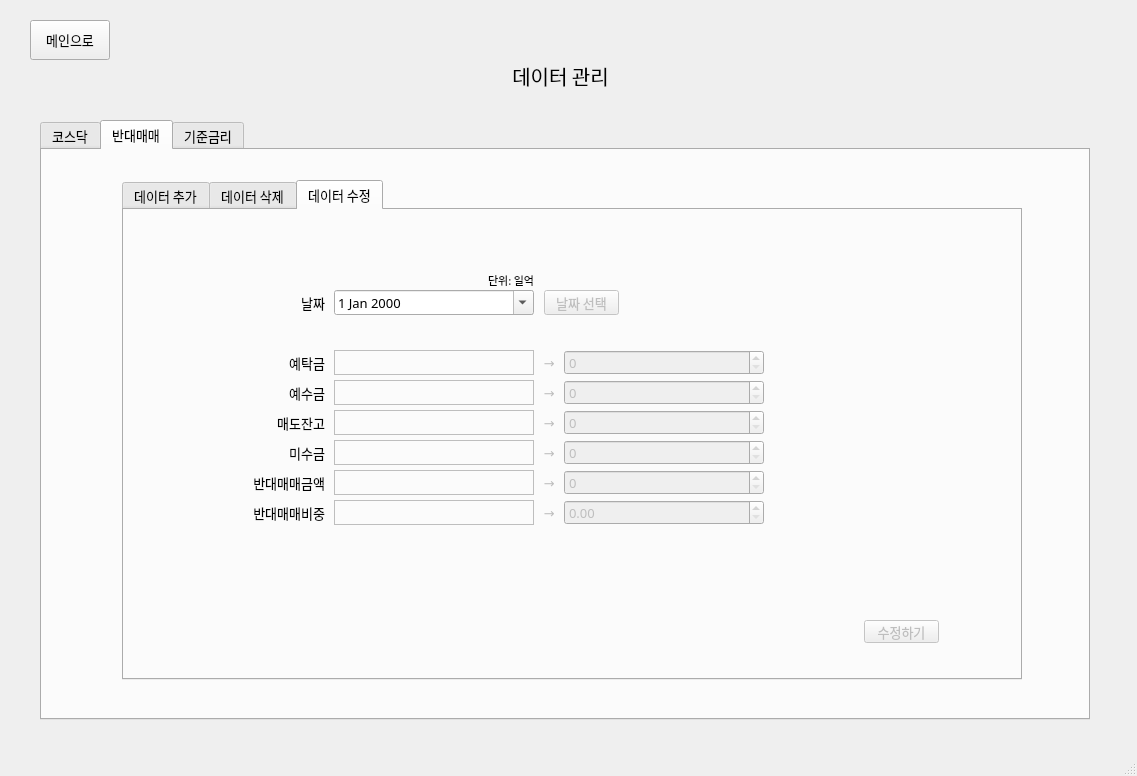
Qt form main.ui (syarin03/kosdaq) before a commit.
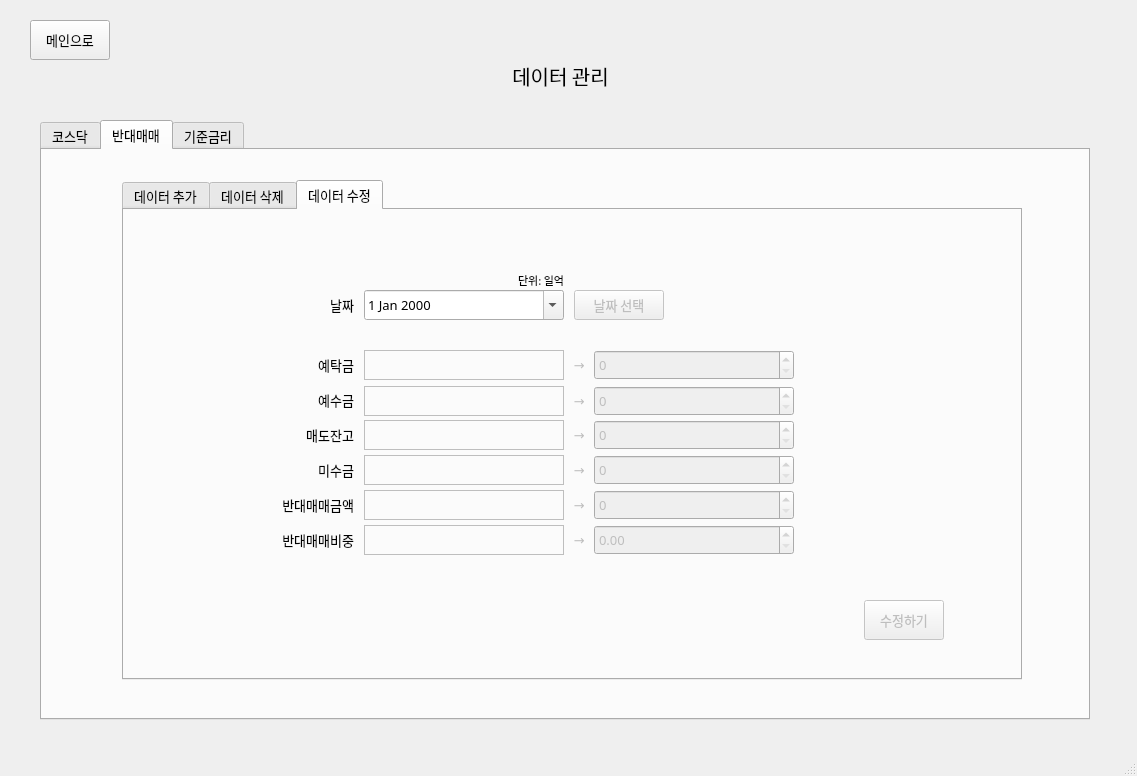
The same form after that commit. The open tabs and pages were chosen to show the change. Custom widgets are drawn as their Qt base class.

Commit message: UI 수정 완

Patch:
```diff
--- a/main.ui
+++ b/main.ui
@@ -3027,17 +3027,17 @@
          <widget class="QWidget" name="widget_6" native="true">
           <property name="geometry">
            <rect>
-            <x>70</x>
-            <y>50</y>
-            <width>811</width>
-            <height>411</height>
+            <x>0</x>
+            <y>20</y>
+            <width>900</width>
+            <height>450</height>
            </rect>
           </property>
           <widget class="QLabel" name="covering_label_edit">
            <property name="geometry">
             <rect>
-             <x>140</x>
-             <y>60</y>
+             <x>240</x>
+             <y>90</y>
              <width>200</width>
              <height>20</height>
             </rect>
@@ -3058,10 +3058,10 @@
           <widget class="QLabel" name="label_51">
            <property name="geometry">
             <rect>
-             <x>30</x>
-             <y>120</y>
-             <width>101</width>
-             <height>25</height>
+             <x>80</x>
+             <y>155</y>
+             <width>150</width>
+             <height>30</height>
             </rect>
            </property>
            <property name="text">
@@ -3074,10 +3074,10 @@
           <widget class="QDateEdit" name="covering_date_edit">
            <property name="geometry">
             <rect>
-             <x>140</x>
-             <y>30</y>
+             <x>240</x>
+             <y>60</y>
              <width>200</width>
-             <height>25</height>
+             <height>30</height>
             </rect>
            </property>
            <property name="calendarPopup">
@@ -3087,10 +3087,10 @@
           <widget class="QLabel" name="label_52">
            <property name="geometry">
             <rect>
-             <x>30</x>
-             <y>150</y>
-             <width>101</width>
-             <height>25</height>
+             <x>80</x>
+             <y>190</y>
+             <width>150</width>
+             <height>30</height>
             </rect>
            </property>
            <property name="text">
@@ -3103,10 +3103,10 @@
           <widget class="QLabel" name="label_59">
            <property name="geometry">
             <rect>
-             <x>30</x>
-             <y>210</y>
-             <width>101</width>
-             <height>25</height>
+             <x>80</x>
+             <y>260</y>
+             <width>150</width>
+             <height>30</height>
             </rect>
            </property>
            <property name="text">
@@ -3119,10 +3119,10 @@
           <widget class="QLabel" name="label_60">
            <property name="geometry">
             <rect>
-             <x>30</x>
-             <y>180</y>
-             <width>101</width>
-             <height>25</height>
+             <x>80</x>
+             <y>225</y>
+             <width>150</width>
+             <height>30</height>
             </rect>
            </property>
            <property name="text">
@@ -3138,8 +3138,8 @@
            </property>
            <property name="geometry">
             <rect>
-             <x>140</x>
-             <y>90</y>
+             <x>240</x>
+             <y>120</y>
              <width>631</width>
              <height>301</height>
             </rect>
@@ -3148,9 +3148,9 @@
             <property name="geometry">
              <rect>
               <x>230</x>
-              <y>150</y>
+              <y>175</y>
               <width>200</width>
-              <height>25</height>
+              <height>30</height>
              </rect>
             </property>
             <property name="decimals">
@@ -3167,9 +3167,9 @@
             <property name="geometry">
              <rect>
               <x>230</x>
-              <y>30</y>
+              <y>36</y>
               <width>200</width>
-              <height>25</height>
+              <height>30</height>
              </rect>
             </property>
             <property name="maximum">
@@ -3182,7 +3182,7 @@
               <x>230</x>
               <y>0</y>
               <width>200</width>
-              <height>25</height>
+              <height>30</height>
              </rect>
             </property>
             <property name="maximum">
@@ -3193,9 +3193,9 @@
             <property name="geometry">
              <rect>
               <x>230</x>
-              <y>60</y>
+              <y>70</y>
               <width>200</width>
-              <height>25</height>
+              <height>30</height>
              </rect>
             </property>
             <property name="maximum">
@@ -3206,9 +3206,9 @@
             <property name="geometry">
              <rect>
               <x>230</x>
-              <y>90</y>
+              <y>105</y>
               <width>200</width>
-              <height>25</height>
+              <height>30</height>
              </rect>
             </property>
             <property name="maximum">
@@ -3219,9 +3219,9 @@
             <property name="geometry">
              <rect>
               <x>230</x>
-              <y>120</y>
+              <y>140</y>
               <width>200</width>
-              <height>25</height>
+              <height>30</height>
              </rect>
             </property>
             <property name="maximum">
@@ -3232,9 +3232,9 @@
             <property name="geometry">
              <rect>
               <x>0</x>
-              <y>90</y>
+              <y>105</y>
               <width>200</width>
-              <height>25</height>
+              <height>30</height>
              </rect>
             </property>
             <property name="autoFillBackground">
@@ -3251,9 +3251,9 @@
             <property name="geometry">
              <rect>
               <x>0</x>
-              <y>150</y>
+              <y>175</y>
               <width>200</width>
-              <height>25</height>
+              <height>30</height>
              </rect>
             </property>
             <property name="autoFillBackground">
@@ -3272,7 +3272,7 @@
               <x>0</x>
               <y>0</y>
               <width>200</width>
-              <height>25</height>
+              <height>30</height>
              </rect>
             </property>
             <property name="autoFillBackground">
@@ -3289,9 +3289,9 @@
             <property name="geometry">
              <rect>
               <x>0</x>
-              <y>60</y>
+              <y>70</y>
               <width>200</width>
-              <height>25</height>
+              <height>30</height>
              </rect>
             </property>
             <property name="autoFillBackground">
@@ -3308,9 +3308,9 @@
             <property name="geometry">
              <rect>
               <x>0</x>
-              <y>120</y>
+              <y>140</y>
               <width>200</width>
-              <height>25</height>
+              <height>30</height>
              </rect>
             </property>
             <property name="autoFillBackground">
@@ -3327,9 +3327,9 @@
             <property name="geometry">
              <rect>
               <x>0</x>
-              <y>30</y>
+              <y>36</y>
               <width>200</width>
-              <height>25</height>
+              <height>30</height>
              </rect>
             </property>
             <property name="autoFillBackground">
@@ -3348,7 +3348,7 @@
               <x>200</x>
               <y>0</y>
               <width>30</width>
-              <height>25</height>
+              <height>30</height>
              </rect>
             </property>
             <property name="text">
@@ -3362,9 +3362,9 @@
             <property name="geometry">
              <rect>
               <x>200</x>
-              <y>30</y>
+              <y>36</y>
               <width>30</width>
-              <height>25</height>
+              <height>30</height>
              </rect>
             </property>
             <property name="text">
@@ -3378,9 +3378,9 @@
             <property name="geometry">
              <rect>
               <x>200</x>
-              <y>60</y>
+              <y>70</y>
               <width>30</width>
-              <height>25</height>
+              <height>30</height>
              </rect>
             </property>
             <property name="text">
@@ -3394,9 +3394,9 @@
             <property name="geometry">
              <rect>
               <x>200</x>
-              <y>90</y>
+              <y>105</y>
               <width>30</width>
-              <height>25</height>
+              <height>30</height>
              </rect>
             </property>
             <property name="text">
@@ -3410,9 +3410,9 @@
             <property name="geometry">
              <rect>
               <x>200</x>
-              <y>120</y>
+              <y>140</y>
               <width>30</width>
-              <height>25</height>
+              <height>30</height>
              </rect>
             </property>
             <property name="text">
@@ -3426,9 +3426,9 @@
             <property name="geometry">
              <rect>
               <x>200</x>
-              <y>150</y>
+              <y>175</y>
               <width>30</width>
-              <height>25</height>
+              <height>30</height>
              </rect>
             </property>
             <property name="text">
@@ -3444,10 +3444,10 @@
             </property>
             <property name="geometry">
              <rect>
-              <x>530</x>
-              <y>270</y>
-              <width>75</width>
-              <height>23</height>
+              <x>500</x>
+              <y>250</y>
+              <width>80</width>
+              <height>40</height>
              </rect>
             </property>
             <property name="text">
@@ -3458,10 +3458,10 @@
           <widget class="QLabel" name="label_67">
            <property name="geometry">
             <rect>
-             <x>30</x>
-             <y>90</y>
-             <width>101</width>
-             <height>25</height>
+             <x>80</x>
+             <y>120</y>
+             <width>150</width>
+             <height>30</height>
             </rect>
            </property>
            <property name="text">
@@ -3474,10 +3474,10 @@
           <widget class="QLabel" name="label_68">
            <property name="geometry">
             <rect>
-             <x>30</x>
-             <y>30</y>
-             <width>101</width>
-             <height>25</height>
+             <x>80</x>
+             <y>60</y>
+             <width>150</width>
+             <height>30</height>
             </rect>
            </property>
            <property name="text">
@@ -3490,10 +3490,10 @@
           <widget class="QLabel" name="label_69">
            <property name="geometry">
             <rect>
-             <x>30</x>
-             <y>240</y>
-             <width>101</width>
-             <height>25</height>
+             <x>80</x>
+             <y>295</y>
+             <width>150</width>
+             <height>30</height>
             </rect>
            </property>
            <property name="text">
@@ -3506,8 +3506,8 @@
           <widget class="QLabel" name="label_70">
            <property name="geometry">
             <rect>
-             <x>240</x>
-             <y>10</y>
+             <x>340</x>
+             <y>40</y>
              <width>100</width>
              <height>20</height>
             </rect>
@@ -3531,10 +3531,10 @@
            </property>
            <property name="geometry">
             <rect>
-             <x>350</x>
-             <y>30</y>
-             <width>75</width>
-             <height>25</height>
+             <x>450</x>
+             <y>60</y>
+             <width>90</width>
+             <height>30</height>
             </rect>
            </property>
            <property name="text">
```
Left out of the diff: 442 changed lines with no effect on the pictures.
